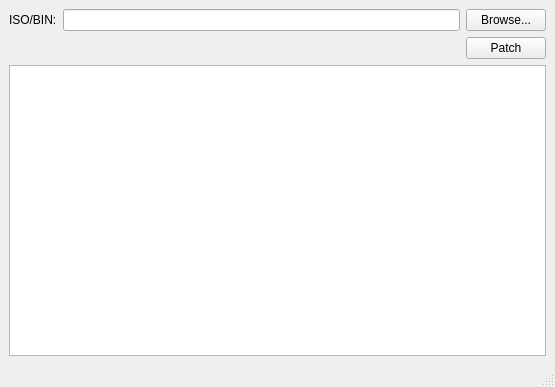
Before: the Qt Designer form ui/main_window.ui in T4g1/TombaPatcher, drawn with Qt 5.
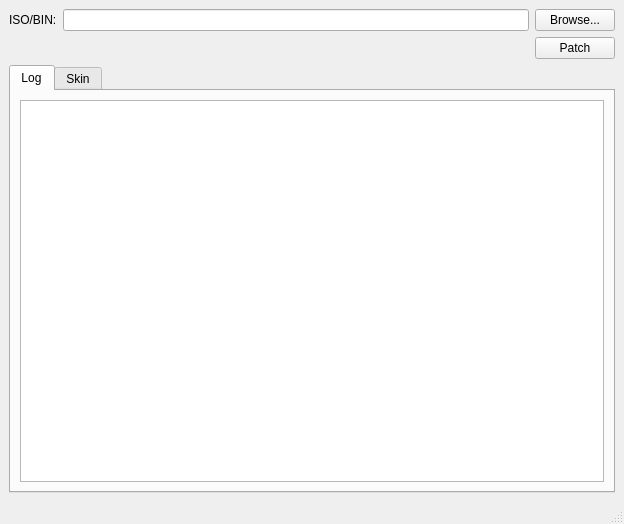
After: the same form once the commit is applied. The open tabs and pages were chosen to show the change.

Commit message: [add] Color picker and preview for skin mod

What changed in the file:
```diff
--- a/ui/main_window.ui
+++ b/ui/main_window.ui
@@ -6,8 +6,8 @@
    <rect>
     <x>0</x>
     <y>0</y>
-    <width>555</width>
-    <height>387</height>
+    <width>624</width>
+    <height>524</height>
    </rect>
   </property>
   <property name="windowTitle">
@@ -61,7 +61,27 @@
      </layout>
     </item>
     <item>
-     <widget class="QTextEdit" name="log"/>
+     <widget class="QTabWidget" name="tabWidget">
+      <property name="currentIndex">
+       <number>1</number>
+      </property>
+      <widget class="QWidget" name="log_tab">
+       <attribute name="title">
+        <string>Log</string>
+       </attribute>
+       <layout class="QVBoxLayout" name="verticalLayout">
+        <item>
+         <widget class="QTextEdit" name="log"/>
+        </item>
+       </layout>
+      </widget>
+      <widget class="QWidget" name="skin_tab">
+       <attribute name="title">
+        <string>Skin</string>
+       </attribute>
+       <layout class="QHBoxLayout" name="horizontalLayout_3"/>
+      </widget>
+     </widget>
     </item>
    </layout>
   </widget>
```
Left out of the diff: 2 changed lines with no effect on the pictures. The commit also changes 17 other files.
